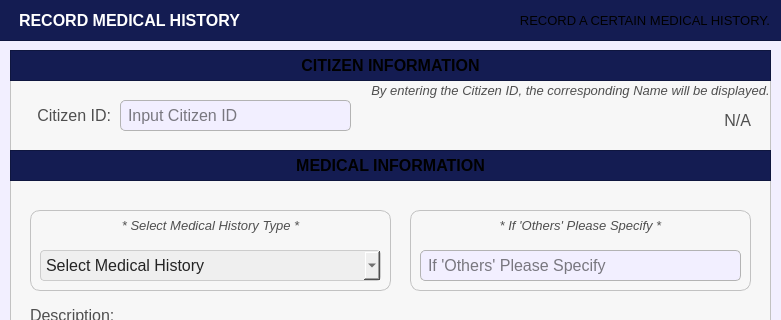
Old version of the form Views/PopUp/Screen_HistoryRecords/record_medical_history.ui in the repository Yohhannn/Barangay-Records-Statistics-System; both pictures show x 0 to 781 and y 0 to 320 of the 781 by 583 pixel window.
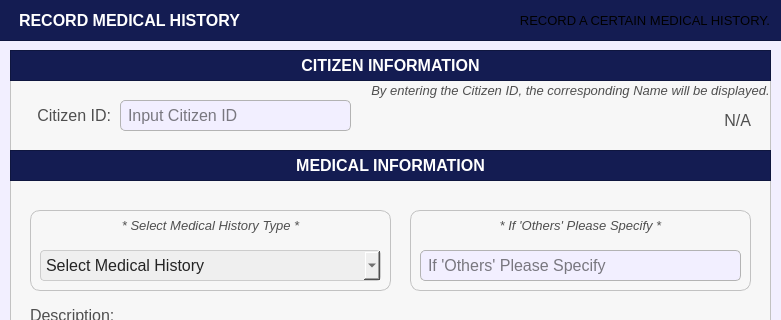
New version of the form. Icons and pictures are not drawn.

What changed in the file:
```diff
--- a/Views/PopUp/Screen_HistoryRecords/record_medical_history.ui
+++ b/Views/PopUp/Screen_HistoryRecords/record_medical_history.ui
@@ -555,7 +555,7 @@
       </font>
      </property>
      <property name="styleSheet">
-      <string notr="true">#label_title{
+      <string notr="true">#label_title_3{
 	background-color:transparent;
 	color: rgb(255, 255, 255);
 }</string>
@@ -725,7 +725,7 @@
       </font>
      </property>
      <property name="styleSheet">
-      <string notr="true">#label_title{
+      <string notr="true">#label_title_4{
 	background-color:transparent;
 	color: rgb(255, 255, 255);
 }</string>
```
